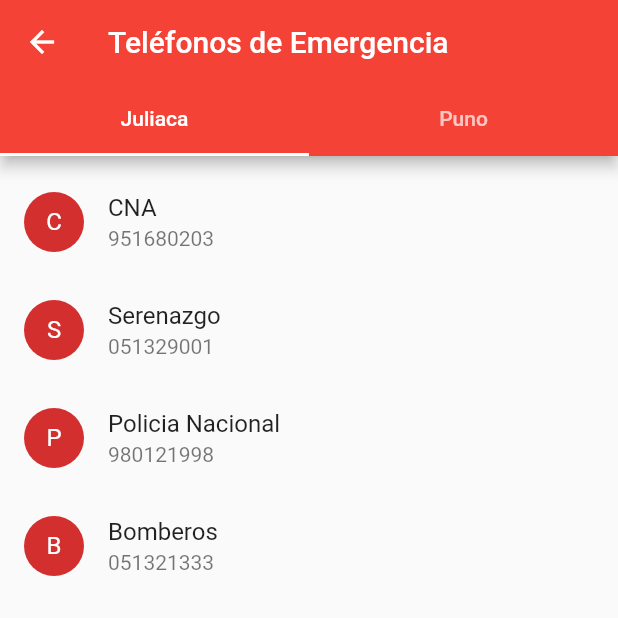
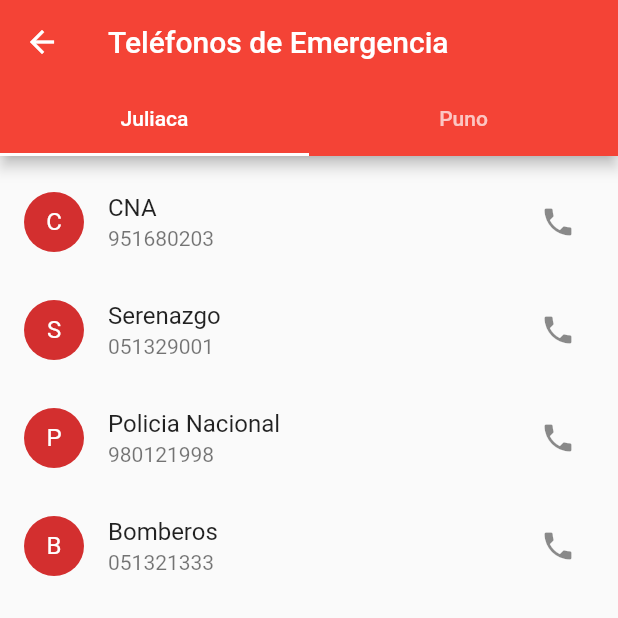
Before and after one commit to Jenny-Ha/cna-app, a Flutter app: the Phones screen opened by its route, on a phone screen of 412 x 824 dp, the top half of it. Run offline on Flutter 3.47's test engine with Material 2 defaults, Android fonts, the phone set to English and light mode, and no system bars.

Commit message:
#5 5 Implement function phone call

```diff
--- a/lib/screens/phones.dart
+++ b/lib/screens/phones.dart
@@ -1,8 +1,11 @@
 import 'package:flutter/material.dart';
+import 'package:url_launcher/url_launcher.dart';
+
 import '../data/contact_data.dart';
 
 
 class Phones extends StatelessWidget {
+
   @override
   Widget build(BuildContext context) {
     return new DefaultTabController(
@@ -57,8 +60,13 @@ class _ContactListItem extends ListTile {
       subtitle: new Text(contact.phone),
       leading: new CircleAvatar(
         child: new Text(contact.name[0])
-      )
+      ),
       //TODO:  leading: const Icon(Icons.event_seat),
+      trailing: new IconButton(
+        icon: const Icon(Icons.phone),
+        onPressed: () => launch("tel://${contact.phone}" ),
+      ),
+
     );
 
 }
```
